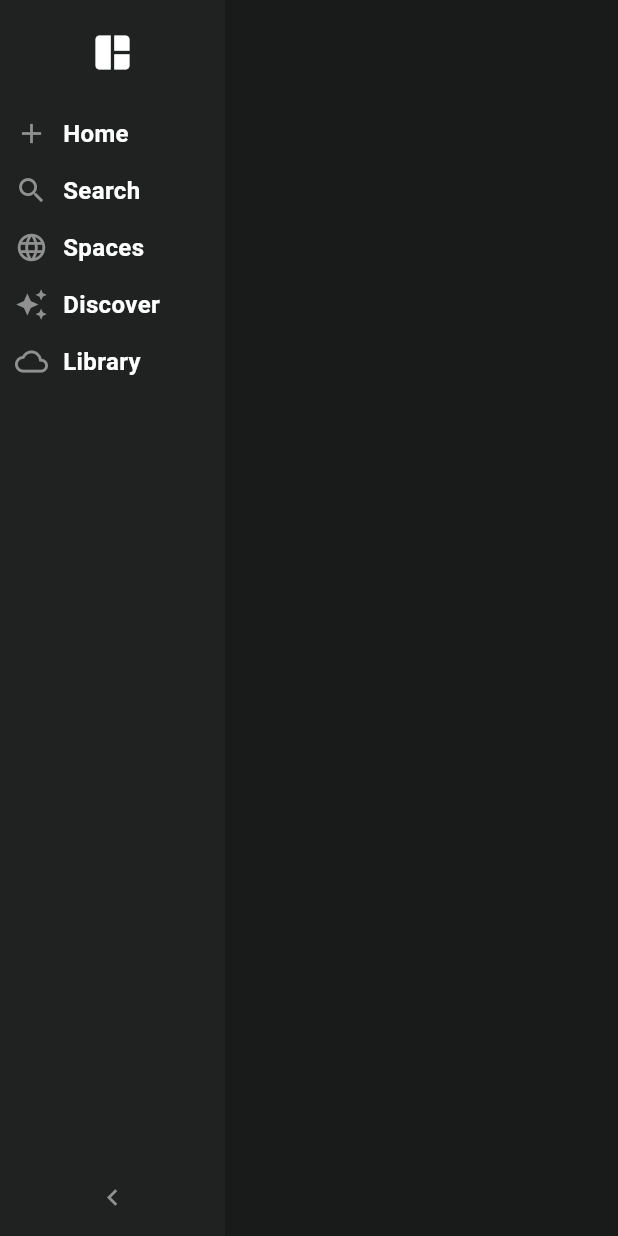
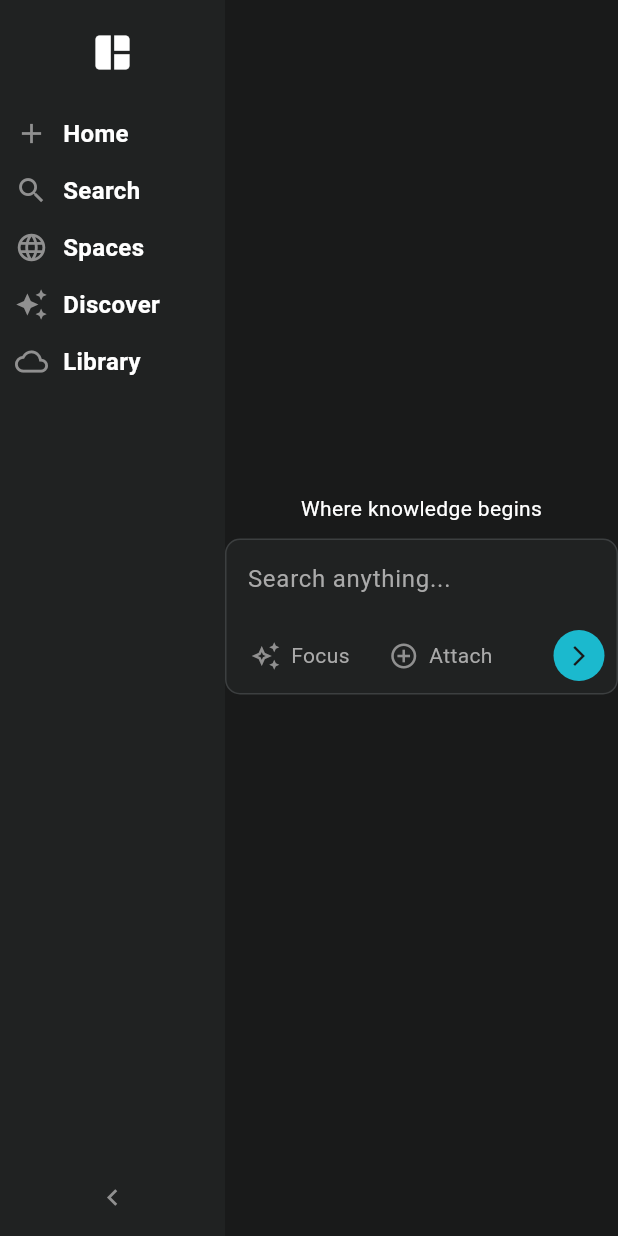
Before and after one commit to shivamtechstack/Ask_Now_Bot, a Flutter app: the screen it shows after launch, after a tap on the "keyboard arrow right" icon, on a phone screen of 412 x 824 dp. Run offline on Flutter 3.47's test engine with Material 3 defaults, Android fonts, the phone set to English and light mode, and no system bars.

Commit message:
Implement search section with input and action buttons

```diff
--- a/lib/main.dart
+++ b/lib/main.dart
@@ -17,6 +17,7 @@ class MyApp extends StatelessWidget {
       theme: ThemeData(
 
         scaffoldBackgroundColor:AppColors.background,
+        colorScheme: ColorScheme.fromSeed(seedColor: AppColors.submitButton)
       ),
       home: const HomePage(),
     );
--- a/lib/pages/home_page.dart
+++ b/lib/pages/home_page.dart
@@ -1,3 +1,4 @@
+import 'package:ask_now_bot/widgets/search_section.dart';
 import 'package:ask_now_bot/widgets/side_bar.dart';
 import 'package:flutter/material.dart';
 
@@ -10,10 +11,20 @@ class HomePage extends StatelessWidget{
       body: Row(
         children: [
           SideBar(),
-          Column(
-            children: [
+          Expanded(
+            child: Column(
+              children: [
+                Expanded(child: SearchSection()),
+                Container(
+                  padding: EdgeInsets.symmetric(vertical: 16),
+                  child: Wrap(
+                    children: [
 
-            ],
+                    ],
+                  ),
+                )
+              ],
+            ),
           )
         ],
       ),
--- /dev/null
+++ b/lib/widgets/search_bar_button.dart
@@ -0,0 +1,40 @@
+import 'package:ask_now_bot/theme/colors.dart';
+import 'package:flutter/material.dart';
+
+class SearchBarButton extends StatefulWidget{
+  final IconData icon;
+  final String text;
+  const SearchBarButton({super.key, required this.icon, required this.text});
+
+  @override
+  State<StatefulWidget> createState() => _SearchBarButtonState();
+
+}
+
+class _SearchBarButtonState extends State<SearchBarButton>{
+  bool isHover = false;
+
+  @override
+  Widget build(BuildContext context) {
+
+
+   return MouseRegion(
+     onEnter: (event) => setState(() => isHover = true),
+     onExit: (event) => setState(() => isHover = false),
+     child: Container(
+       padding: EdgeInsets.symmetric(horizontal: 8,vertical: 6),
+       decoration: BoxDecoration(
+         borderRadius: BorderRadius.circular(6),
+         color: isHover ? AppColors.proButton : Colors.transparent
+       ),
+       child: Row(
+         children: [
+           Icon(widget.icon, color: AppColors.iconGrey, size: 20,),
+           const SizedBox(width: 7,),
+           Text(widget.text, style: TextStyle(color: AppColors.textGrey),)
+         ],
+       ),
+     ),
+   );
+  }
+}
--- /dev/null
+++ b/lib/widgets/search_section.dart
@@ -0,0 +1,65 @@
+import 'package:ask_now_bot/theme/colors.dart';
+import 'package:ask_now_bot/widgets/search_bar_button.dart';
+import 'package:flutter/material.dart';
+
+class SearchSection extends StatelessWidget{
+  const SearchSection({super.key});
+
+  @override
+  Widget build(BuildContext context) {
+   return Column(
+     mainAxisAlignment: MainAxisAlignment.center,
+     children: [
+       Text('Where knowledge begins', style: TextStyle(color: AppColors.whiteColor)),
+       const SizedBox(height: 10,),
+       Container(
+         width: 700,
+         decoration: BoxDecoration(
+           color: AppColors.searchBar,
+           borderRadius: BorderRadius.circular(10),
+           border: Border.all(color: AppColors.searchBarBorder)
+         ),
+         child: Column(
+           children: [
+             Padding(
+               padding: const EdgeInsets.all(14.0),
+               child: TextField(
+                 style: TextStyle(color: AppColors.whiteColor),
+                 decoration: InputDecoration(
+                   hintText: 'Search anything...',
+                   hintStyle: TextStyle(color: AppColors.textGrey),
+                   border: InputBorder.none,
+
+                   isDense: true,
+                   contentPadding: EdgeInsets.zero,
+                 ),
+
+               ),
+             ),
+             Padding(
+               padding: const EdgeInsets.all(8.0),
+               child: Row(
+                 children: [
+                   SearchBarButton(icon: Icons.auto_awesome_outlined, text: 'Focus',),
+                   const SizedBox(width: 10,),
+                   SearchBarButton(icon: Icons.add_circle_outline, text: 'Attach',),
+                   const Spacer(),
+                   Container(
+                     padding: EdgeInsets.all(9),
+                     decoration: BoxDecoration(
+                       color: AppColors.submitButton,
+                       borderRadius: BorderRadius.circular(40)
+                     ),
+                     child: const Icon(Icons.arrow_forward_ios, color: AppColors.background,size: 16,),
+                   )
+                 ],
+               ),
+             )
+           ],
+         ),
+       )
+     ],
+   );
+  }
+
+}
```
